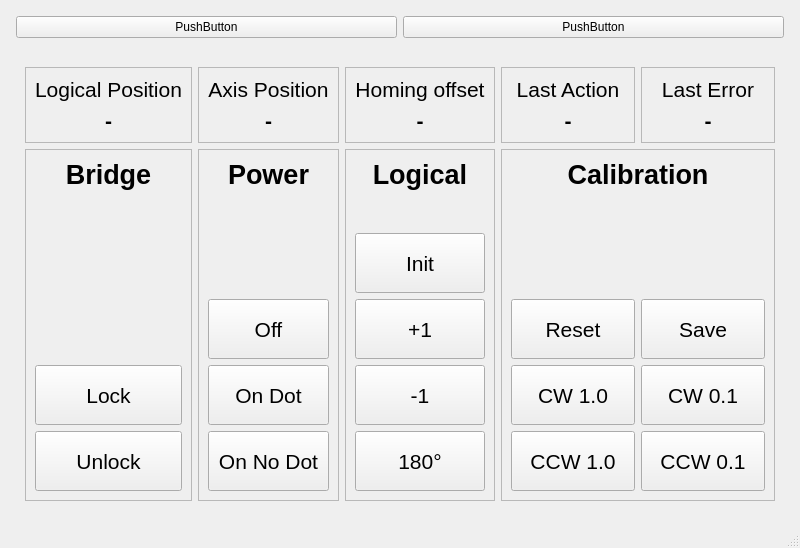
Before: the Qt Designer form src/mainwindow.ui in cilo72/raspi_turntable, drawn with Qt 5.
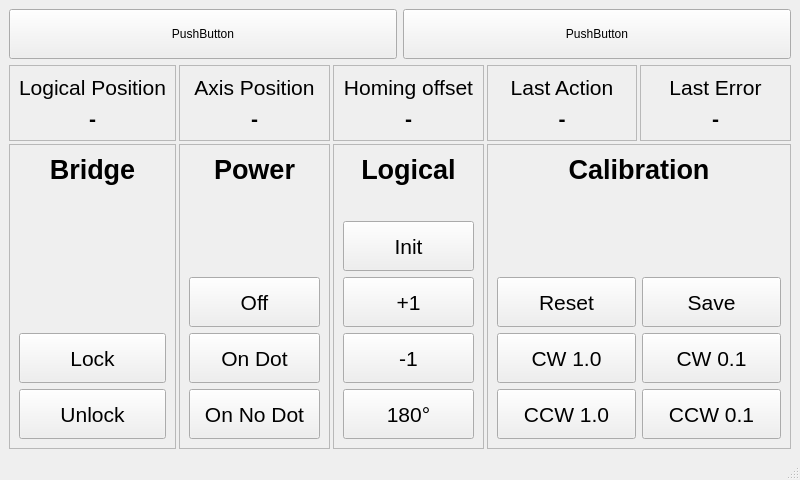
After: the same form once the commit is applied.

Patch:
```diff
--- a/src/mainwindow.ui
+++ b/src/mainwindow.ui
@@ -7,9 +7,15 @@
     <x>0</x>
     <y>0</y>
     <width>800</width>
-    <height>548</height>
+    <height>480</height>
    </rect>
   </property>
+  <property name="sizePolicy">
+   <sizepolicy hsizetype="Fixed" vsizetype="Fixed">
+    <horstretch>0</horstretch>
+    <verstretch>0</verstretch>
+   </sizepolicy>
+  </property>
   <property name="windowTitle">
    <string>MainWindow</string>
   </property>
@@ -18,19 +24,25 @@
     <item>
      <layout class="QHBoxLayout" name="horizontalLayout">
       <property name="leftMargin">
-       <number>7</number>
+       <number>0</number>
       </property>
       <property name="topMargin">
-       <number>7</number>
+       <number>0</number>
       </property>
       <property name="rightMargin">
-       <number>7</number>
+       <number>0</number>
       </property>
       <property name="bottomMargin">
-       <number>7</number>
+       <number>0</number>
       </property>
       <item>
        <widget class="QPushButton" name="pushButton_2">
+        <property name="minimumSize">
+         <size>
+          <width>80</width>
+          <height>50</height>
+         </size>
+        </property>
         <property name="text">
          <string>PushButton</string>
         </property>
@@ -38,6 +50,12 @@
       </item>
       <item>
        <widget class="QPushButton" name="pushButtonLowLevel">
+        <property name="minimumSize">
+         <size>
+          <width>80</width>
+          <height>50</height>
+         </size>
+        </property>
         <property name="text">
          <string>PushButton</string>
         </property>
@@ -59,19 +77,34 @@
         </sizepolicy>
        </property>
        <layout class="QVBoxLayout" name="verticalLayout_2">
+        <property name="leftMargin">
+         <number>0</number>
+        </property>
+        <property name="topMargin">
+         <number>0</number>
+        </property>
+        <property name="rightMargin">
+         <number>0</number>
+        </property>
+        <property name="bottomMargin">
+         <number>0</number>
+        </property>
         <item>
          <layout class="QGridLayout" name="gridLayout" columnstretch="0,0,0,0,0">
           <property name="leftMargin">
-           <number>7</number>
+           <number>0</number>
           </property>
           <property name="topMargin">
-           <number>7</number>
+           <number>0</number>
           </property>
           <property name="rightMargin">
-           <number>7</number>
+           <number>0</number>
           </property>
           <property name="bottomMargin">
-           <number>7</number>
+           <number>0</number>
+          </property>
+          <property name="spacing">
+           <number>3</number>
           </property>
           <item row="0" column="3">
            <widget class="QFrame" name="frame_4">
@@ -331,8 +364,8 @@
               <widget class="QPushButton" name="pushButtonLowLevelBridgeLock">
                <property name="minimumSize">
                 <size>
-                 <width>120</width>
-                 <height>60</height>
+                 <width>80</width>
+                 <height>50</height>
                 </size>
                </property>
                <property name="font">
@@ -349,8 +382,8 @@
               <widget class="QPushButton" name="pushButtonLowLevelBridgeUnlock">
                <property name="minimumSize">
                 <size>
-                 <width>120</width>
-                 <height>60</height>
+                 <width>80</width>
+                 <height>50</height>
                 </size>
                </property>
                <property name="font">
@@ -408,8 +441,8 @@
               <widget class="QPushButton" name="pushButtonLowLevelPowerOff">
                <property name="minimumSize">
                 <size>
-                 <width>120</width>
-                 <height>60</height>
+                 <width>80</width>
+                 <height>50</height>
                 </size>
                </property>
                <property name="font">
@@ -426,8 +459,8 @@
               <widget class="QPushButton" name="pushButtonLowLevelPowerOnDot">
                <property name="minimumSize">
                 <size>
-                 <width>120</width>
-                 <height>60</height>
+                 <width>80</width>
+                 <height>50</height>
                 </size>
                </property>
                <property name="font">
@@ -444,8 +477,8 @@
               <widget class="QPushButton" name="pushButtonLowLevelPowerOnNoDot">
                <property name="minimumSize">
                 <size>
-                 <width>120</width>
-                 <height>60</height>
+                 <width>80</width>
+                 <height>50</height>
                 </size>
                </property>
                <property name="font">
@@ -493,8 +526,8 @@
                </property>
                <property name="sizeHint" stdset="0">
                 <size>
-                 <width>20</width>
-                 <height>40</height>
+                 <width>0</width>
+                 <height>0</height>
                 </size>
                </property>
               </spacer>
@@ -503,8 +536,8 @@
               <widget class="QPushButton" name="pushButtonLowLevelInit">
                <property name="minimumSize">
                 <size>
-                 <width>120</width>
-                 <height>60</height>
+                 <width>80</width>
+                 <height>50</height>
                 </size>
                </property>
                <property name="font">
@@ -521,8 +554,8 @@
               <widget class="QPushButton" name="LowLevelTurnPlusOne">
                <property name="minimumSize">
                 <size>
-                 <width>120</width>
-                 <height>60</height>
+                 <width>80</width>
+                 <height>50</height>
                 </size>
                </property>
                <property name="font">
@@ -539,8 +572,8 @@
               <widget class="QPushButton" name="pushButtonLowLevelTurnMinusOne">
                <property name="minimumSize">
                 <size>
-                 <width>120</width>
-                 <height>60</height>
+                 <width>80</width>
+                 <height>50</height>
                 </size>
                </property>
                <property name="font">
@@ -557,8 +590,8 @@
               <widget class="QPushButton" name="pushButtonLowLevelTurn180">
                <property name="minimumSize">
                 <size>
-                 <width>120</width>
-                 <height>60</height>
+                 <width>80</width>
+                 <height>50</height>
                 </size>
                </property>
                <property name="font">
@@ -630,8 +663,8 @@
                 <widget class="QPushButton" name="pushButtonLowLevelReset">
                  <property name="minimumSize">
                   <size>
-                   <width>120</width>
-                   <height>60</height>
+                   <width>80</width>
+                   <height>50</height>
                   </size>
                  </property>
                  <property name="font">
@@ -648,8 +681,8 @@
                 <widget class="QPushButton" name="pushButtonLowLevelSave">
                  <property name="minimumSize">
                   <size>
-                   <width>120</width>
-                   <height>60</height>
+                   <width>80</width>
+                   <height>50</height>
                   </size>
                  </property>
                  <property name="font">
@@ -682,8 +715,8 @@
                 <widget class="QPushButton" name="pushButtonCW1_0">
                  <property name="minimumSize">
                   <size>
-                   <width>120</width>
-                   <height>60</height>
+                   <width>80</width>
+                   <height>50</height>
                   </size>
                  </property>
                  <property name="font">
@@ -700,8 +733,8 @@
                 <widget class="QPushButton" name="pushButtonCW0_1">
                  <property name="minimumSize">
                   <size>
-                   <width>120</width>
-                   <height>60</height>
+                   <width>80</width>
+                   <height>50</height>
                   </size>
                  </property>
                  <property name="font">
@@ -722,8 +755,8 @@
                 <widget class="QPushButton" name="pushButtonCCW1_0">
                  <property name="minimumSize">
                   <size>
-                   <width>120</width>
-                   <height>60</height>
+                   <width>80</width>
+                   <height>50</height>
                   </size>
                  </property>
                  <property name="font">
@@ -740,8 +773,8 @@
                 <widget class="QPushButton" name="pushButtonCCW0_1">
                  <property name="minimumSize">
                   <size>
-                   <width>120</width>
-                   <height>60</height>
+                   <width>80</width>
+                   <height>50</height>
                   </size>
                  </property>
                  <property name="font">
```
